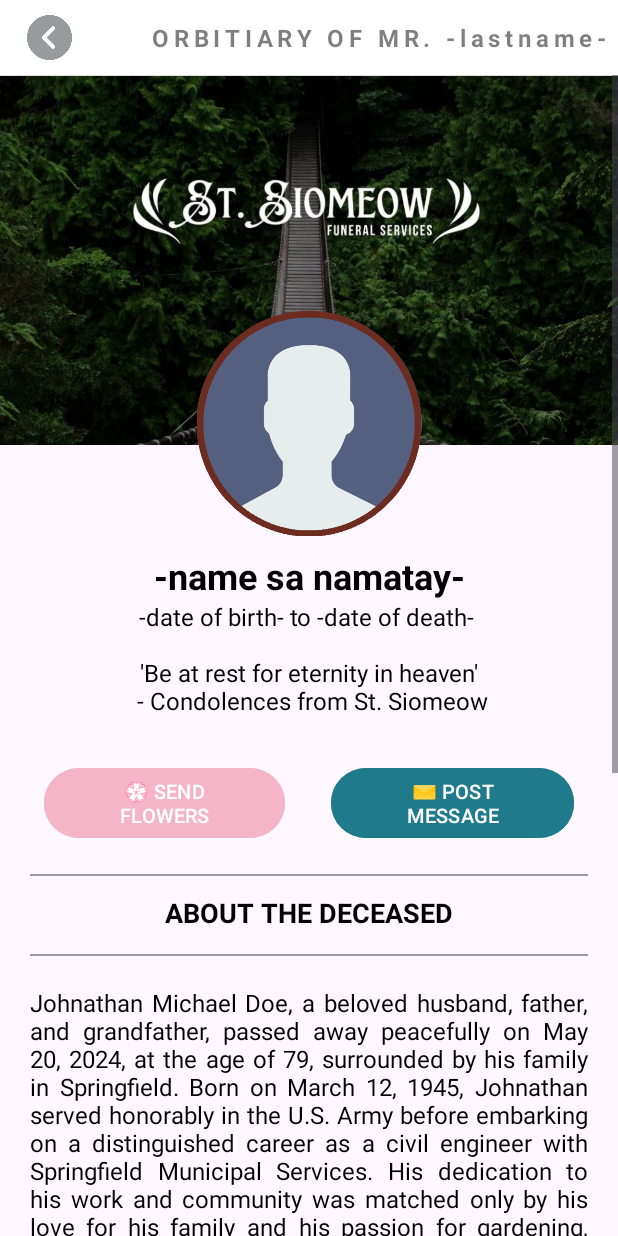
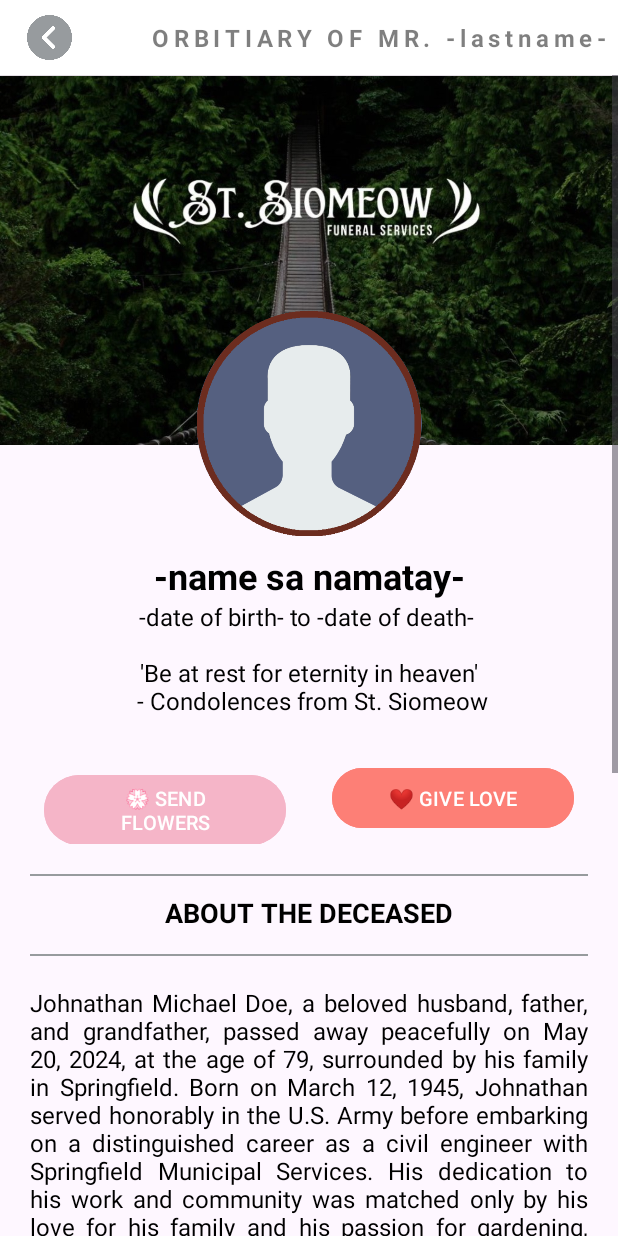
Before and after one commit to ShunMeizz/copyyMobDev, an Android app: the DeceasedProfile screen opened directly, with no data from a screen before it, on a phone screen of 412 x 824 dp. Run offline under Robolectric (Android 15) with nearby library versions, the phone set to English and light mode, and no system bars; Roboto replaces fonts that are not available here.

Commit message:
all nighters club

```diff
--- a/app/src/main/java/com/example/mobiledev_project/DeceasedProfile.java
+++ b/app/src/main/java/com/example/mobiledev_project/DeceasedProfile.java
@@ -1,6 +1,11 @@
 package com.example.mobiledev_project;
 
+import android.content.Intent;
 import android.os.Bundle;
+import android.view.View;
+import android.widget.Button;
+import android.widget.ImageView;
+import android.widget.TextView;
 
 import androidx.activity.EdgeToEdge;
 import androidx.appcompat.app.AppCompatActivity;
@@ -9,11 +14,42 @@ import androidx.core.view.ViewCompat;
 import androidx.core.view.WindowInsetsCompat;
 
 public class DeceasedProfile extends AppCompatActivity {
+    ImageView backButtonOrbitiary;
+
+    // for database changes
+    TextView txtDeadHeader, txtDisplayFullName, txtDeadDate, txtDeadAbout;
+
+    // button pages
+    Button btnSendflower;
+    Button btnSendLove;
+    Button btnVisitShop;
+
 
     @Override
     protected void onCreate(Bundle savedInstanceState) {
         super.onCreate(savedInstanceState);
         EdgeToEdge.enable(this);
         setContentView(R.layout.activity_deceased_profile);
+
+        btnSendflower = (Button) findViewById(R.id.btnSendflower);
+        btnSendflower.setOnClickListener(new View.OnClickListener() {
+            @Override
+            public void onClick(View v) {
+                Intent intent = new Intent(DeceasedProfile.this, SendFlowers.class);
+                startActivity(intent);
+            }
+        });
+
+        btnSendLove = (Button) findViewById(R.id.btnSendLove);
+
+
+        btnVisitShop = (Button) findViewById(R.id.btnVisitShop);
+        btnVisitShop.setOnClickListener(new View.OnClickListener() {
+            @Override
+            public void onClick(View v) {
+                Intent intent = new Intent(DeceasedProfile.this, SendFlowers.class);
+                startActivity(intent);
+            }
+        });
     }
 }
--- a/app/src/main/res/layout/activity_coffin_product.xml
+++ b/app/src/main/res/layout/activity_coffin_product.xml
@@ -50,7 +50,7 @@
                 android:layout_alignParentEnd="true"
                 android:layout_marginRight="10dp"
                 android:layout_weight="1"
-                app:srcCompat="@drawable/userprofile1" />
+                app:srcCompat="@drawable/userprofile" />
 
         </LinearLayout>
 
--- a/app/src/main/res/layout/activity_cremation_product.xml
+++ b/app/src/main/res/layout/activity_cremation_product.xml
@@ -49,7 +49,7 @@
                 android:layout_alignParentEnd="true"
                 android:layout_marginRight="10dp"
                 android:layout_weight="1"
-                app:srcCompat="@drawable/userprofile1" />
+                app:srcCompat="@drawable/userprofile" />
 
         </LinearLayout>
 
--- a/app/src/main/res/layout/activity_deceased_profile.xml
+++ b/app/src/main/res/layout/activity_deceased_profile.xml
@@ -42,14 +42,14 @@
                     android:padding="8dp">
 
                     <ImageView
-                        android:id="@+id/imageView3"
+                        android:id="@+id/backButtonOrbitiary"
                         android:layout_width="30dp"
                         android:layout_height="wrap_content"
                         android:layout_marginLeft="10dp"
                         app:srcCompat="@drawable/previous" />
 
                     <TextView
-                        android:id="@+id/textView10"
+                        android:id="@+id/txtDeadHeader"
                         android:layout_width="wrap_content"
                         android:layout_height="match_parent"
                         android:layout_marginLeft="20dp"
@@ -90,7 +90,7 @@
                         app:srcCompat="@drawable/user" />
 
                     <TextView
-                        android:id="@+id/textView15a"
+                        android:id="@+id/txtDisplayFullName"
                         android:layout_width="match_parent"
                         android:layout_height="wrap_content"
                         android:gravity="center"
@@ -103,7 +103,7 @@
                         android:textStyle="bold" />
 
                     <TextView
-                        android:id="@+id/textView15"
+                        android:id="@+id/txtDeadDate"
                         android:layout_width="match_parent"
                         android:layout_height="wrap_content"
                         android:text="-date of birth- to -date of death- \n\n 'Be at rest for eternity in heaven' \n - Condolences from St. Siomeow"
@@ -122,8 +122,8 @@
                         android:paddingBottom="10dp">
 
                         <Button
-                            android:id="@+id/button3"
-                            android:layout_width="wrap_content"
+                            android:id="@+id/btnSendflower"
+                            android:layout_width="150dp"
                             android:layout_height="wrap_content"
                             android:layout_marginLeft="29dp"
                             android:layout_marginRight="15dp"
@@ -133,14 +133,14 @@
                             android:textSize="13sp" />
 
                         <Button
-                            android:id="@+id/button4"
-                            android:layout_width="wrap_content"
+                            android:id="@+id/btnSendLove"
+                            android:layout_width="150dp"
                             android:layout_height="wrap_content"
                             android:layout_marginLeft="15dp"
                             android:layout_marginRight="29dp"
                             android:layout_weight="1"
-                            android:backgroundTint="#1f7a8c"
-                            android:text="✉️ POST MESSAGE"
+                            android:backgroundTint="#FD7F76"
+                            android:text="❤️ GIVE LOVE"
                             android:textSize="13sp" />
                     </LinearLayout>
 
@@ -174,7 +174,7 @@
                         android:background="#979B9E" />
 
                     <TextView
-                        android:id="@+id/textView13"
+                        android:id="@+id/txtDeadAbout"
                         android:layout_width="match_parent"
                         android:layout_height="wrap_content"
                         android:justificationMode="inter_word"
@@ -201,7 +201,7 @@
                         android:textSize="16sp" />
 
                     <Button
-                        android:id="@+id/button"
+                        android:id="@+id/btnVisitShop"
                         android:layout_width="150dp"
                         android:layout_marginTop="-10dp"
                         android:layout_marginBottom="20dp"
--- a/app/src/main/res/layout/activity_home_page.xml
+++ b/app/src/main/res/layout/activity_home_page.xml
@@ -54,7 +54,7 @@
                     android:layout_width="30dp"
                     android:layout_height="wrap_content"
                     android:layout_marginRight="10dp"
-                    app:srcCompat="@drawable/userprofile1" />
+                    app:srcCompat="@drawable/userprofile" />
 
             </LinearLayout>
 
--- a/app/src/main/res/layout/activity_send_flowers.xml
+++ b/app/src/main/res/layout/activity_send_flowers.xml
@@ -49,7 +49,7 @@
                 android:layout_alignParentEnd="true"
                 android:layout_marginRight="10dp"
                 android:layout_weight="1"
-                app:srcCompat="@drawable/userprofile1" />
+                app:srcCompat="@drawable/userprofile" />
 
         </LinearLayout>
 
```
